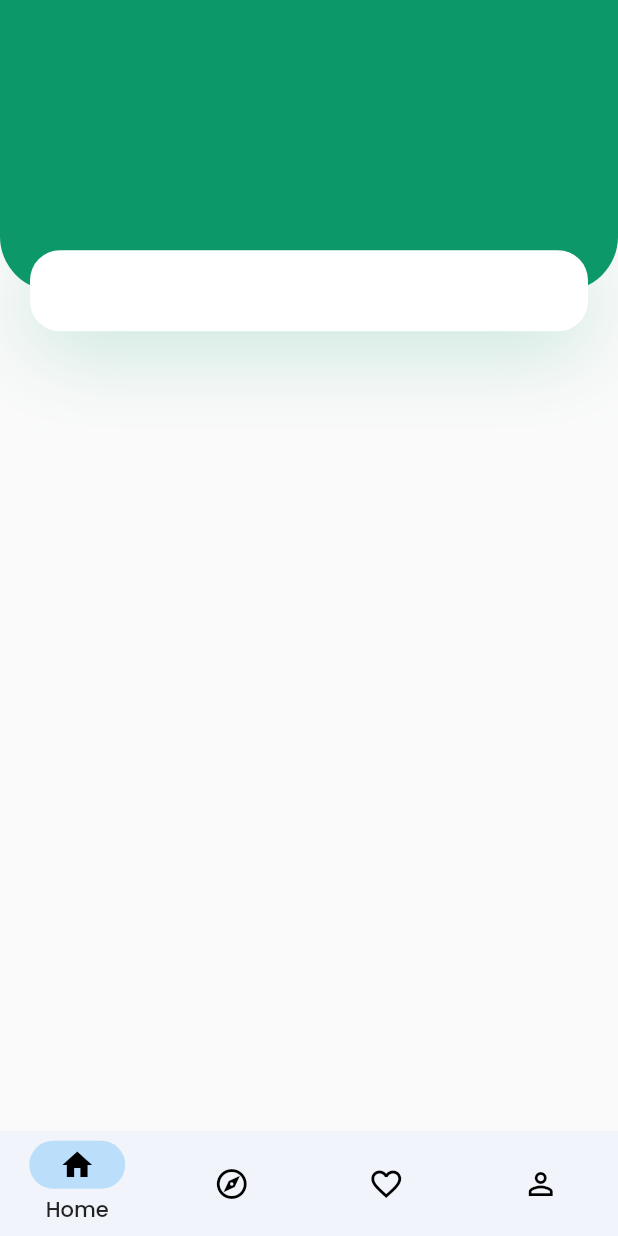
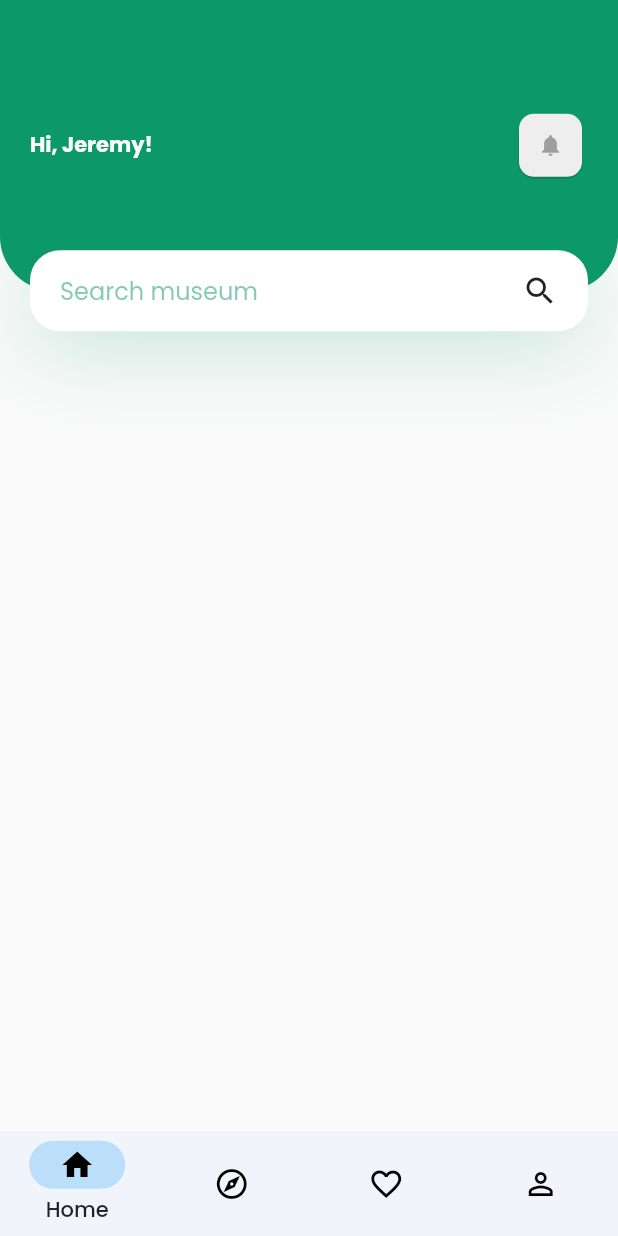
Before and after one commit to Uyeye03/Virtual_Tour_Museum, a Flutter app: the screen it shows after launch, on a phone screen of 412 x 824 dp. Run offline on Flutter 3.47's test engine with Material 2 defaults, Android fonts, the phone set to English and light mode, and no system bars.

Commit message:
Membuat widget button

```diff
--- a/lib/ui/responsive/mobile_body.dart
+++ b/lib/ui/responsive/mobile_body.dart
@@ -1,5 +1,6 @@
 import 'package:flutter/material.dart';
 import 'package:virtual_tour_museum/constants.dart';
+import 'package:virtual_tour_museum/widget/button.dart';
 
 class HomeMobileBody extends StatelessWidget {
   const HomeMobileBody({Key? key}) : super(key: key);
@@ -22,6 +23,11 @@ class HomeMobileBody extends StatelessWidget {
             child: Stack(
               children: [
                 Container(
+                  padding: EdgeInsets.only(
+                    left: kDefaultPadding,
+                    right: kDefaultPadding,
+                    bottom: 36 + kDefaultPadding,
+                  ),
                   height: size.height * 0.2 - 27,
                   decoration: BoxDecoration(
                     color: kPrimaryColor,
@@ -29,6 +35,20 @@ class HomeMobileBody extends StatelessWidget {
                       bottomLeft: Radius.circular(36),
                       bottomRight: Radius.circular(36),
                     ),
+                  ),
+                  child: Row(
+                    children: [
+                      Text(
+                        'Hi, Jeremy!',
+                        style: TextStyle(
+                            color: Colors.white, fontWeight: FontWeight.bold),
+                      ),
+                      Spacer(),
+                      RoundedButton(
+                          icon: Icons.notifications,
+                          onTap: () {},
+                          color: Colors.grey)
+                    ],
                   ),
                 ),
 
@@ -39,6 +59,7 @@ class HomeMobileBody extends StatelessWidget {
                   right: 0,
                   child: Container(
                     margin: EdgeInsets.symmetric(horizontal: kDefaultPadding),
+                    padding: EdgeInsets.symmetric(horizontal: kDefaultPadding),
                     height: 54,
                     decoration: BoxDecoration(
                       color: Colors.white,
@@ -51,6 +72,23 @@ class HomeMobileBody extends StatelessWidget {
                         ),
                       ],
                     ),
+                    child: Row(
+                      children: [
+                        Expanded(
+                          child: TextField(
+                            onChanged: (value) {},
+                            decoration: InputDecoration(
+                              hintText: "Search museum",
+                              hintStyle: TextStyle(
+                                  color: kPrimaryColor.withOpacity(0.5)),
+                              enabledBorder: InputBorder.none,
+                              focusedBorder: InputBorder.none,
+                            ),
+                          ),
+                        ),
+                        Icon(Icons.search_outlined)
+                      ],
+                    ),
                   ),
                 ),
               ],
--- /dev/null
+++ b/lib/widget/button.dart
@@ -0,0 +1,35 @@
+import 'package:flutter/material.dart';
+
+class RoundedButton extends StatelessWidget {
+  final IconData icon;
+  final VoidCallback onTap;
+  final Color color;
+
+  RoundedButton({required this.icon, required this.onTap, required this.color});
+
+  @override
+  Widget build(BuildContext context) {
+    return InkWell(
+      onTap: onTap,
+      borderRadius: BorderRadius.circular(10.0),
+      child: Container(
+        width: 50.0,
+        height: 50.0,
+        decoration: BoxDecoration(
+          shape: BoxShape.circle,
+        ),
+        child: Card(
+          elevation: 0.5,
+          shape:
+              RoundedRectangleBorder(borderRadius: BorderRadius.circular(10.0)),
+          color: Colors.grey[200],
+          child: Icon(
+            icon,
+            color: color,
+            size: 17.0,
+          ),
+        ),
+      ),
+    );
+  }
+}
--- a/pubspec.yaml
+++ b/pubspec.yaml
@@ -46,6 +46,11 @@ dev_dependencies:
   # package. See that file for information about deactivating specific lint
   # rules and activating additional ones.
   flutter_lints: ^1.0.0
+  flutter_native_splash: any
+
+flutter_native_splash:
+  color: "#ffffff" #white color
+  image: assets/images/logo.png
 
 # For information on the generic Dart part of this file, see the
 # following page: https://dart.dev/tools/pub/pubspec
```
Also changed, not shown: pubspec.lock.
